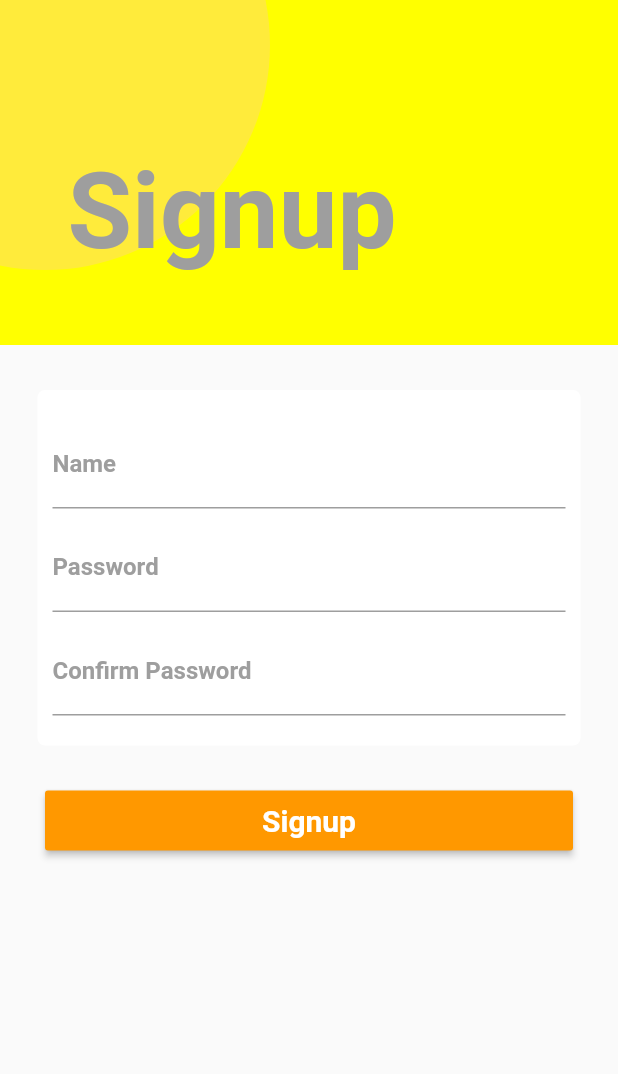
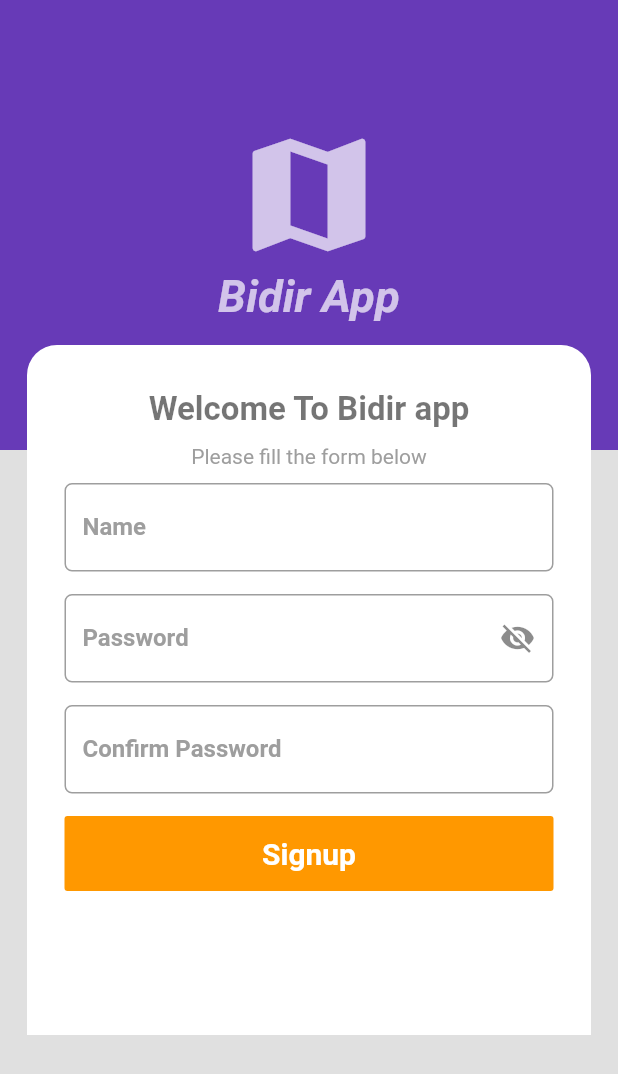
Before and after one commit to wuletawwonte/bidir-debter-app, a Flutter app: the SignupPage screen opened directly, on a phone screen of 412 x 824 dp. Shown: the top 1074 px of the screen. Run offline on Flutter 3.47's test engine with Material 2 defaults, Android fonts, the phone set to English and light mode, and no system bars; our stand-ins replace shared_preferences, simple_animations, sqflite; missing offline and left inert: intro_views_flutter; accounts and stored records are empty.

Commit message:
Sign up page finalized

```diff
--- a/lib/bidir_debter.dart
+++ b/lib/bidir_debter.dart
@@ -12,7 +12,7 @@ class MyApp extends StatelessWidget {
     return MaterialApp(
       title: 'Bidir Debter',
       theme: ThemeData(
-        primarySwatch: Colors.yellow,
+        primarySwatch: Colors.deepPurple,
       ),
       home: MyHomePage(title: 'Flutter Demo Home Page'),
     );
--- a/lib/pages/add_person.dart
+++ b/lib/pages/add_person.dart
@@ -32,10 +32,11 @@ class _AddPersonState extends State<AddPerson> {
           child: Column(
             children: <Widget>[
               TextFormField(
+                textCapitalization: TextCapitalization.words,
                 controller: _firstNameController,
                 // maxLength: 40,
                 enableInteractiveSelection: false,
-                keyboardType: TextInputType.number,
+                keyboardType: TextInputType.text,
                 decoration: InputDecoration(
                   fillColor: Colors.black,
                   border: OutlineInputBorder(
@@ -62,10 +63,10 @@ class _AddPersonState extends State<AddPerson> {
               ),
               SizedBox(height: 20,),
               TextFormField(
+                textCapitalization: TextCapitalization.words,
                 controller: _lastNameController,
-                // maxLength: 40,
                 enableInteractiveSelection: false,
-                keyboardType: TextInputType.number,
+                keyboardType: TextInputType.text,
                 decoration: InputDecoration(
                   fillColor: Colors.black,
                   border: OutlineInputBorder(
--- a/lib/pages/home_page.dart
+++ b/lib/pages/home_page.dart
@@ -50,11 +50,16 @@ class _HomePageState extends State<HomePage> {
       onWillPop: _onWillPop,
       child: Scaffold(
         appBar: AppBar(
+            // elevation: 0.0,
             leading: IconButton(
               icon: Icon(Icons.menu),
               onPressed: () {},
             ),
-            title: Text('Home page')),
+            title: Text('Bidir App'),
+            actions: <Widget>[
+              IconButton(icon: Icon(Icons.more_vert),onPressed: (){},)
+            ],
+          ),
         body: CustomScrollView(
           slivers: <Widget>[
             SliverFillRemaining(
@@ -79,7 +84,7 @@ class _HomePageState extends State<HomePage> {
                                       backgroundColor: Color(
                                           snapshot.data[index].profileColor),
                                       child: Text(
-                                          snapshot.data[index].firstName[0].toUpperCase(), style: TextStyle(fontWeight: FontWeight.bold),)),
+                                          snapshot.data[index].firstName[0].toUpperCase(), style: TextStyle(fontWeight: FontWeight.bold, color: Colors.white),)),
                                   title: Text(snapshot.data[index].firstName),
                                   subtitle: Text(snapshot.data[index].lastName),
                                   trailing: IconButton(
@@ -96,6 +101,7 @@ class _HomePageState extends State<HomePage> {
           ],
         ),
         floatingActionButton: FloatingActionButton(
+          tooltip: 'Add Person',
           child: Icon(Icons.add),
           onPressed: () {
             Navigator.push(
--- a/lib/pages/signup_page.dart
+++ b/lib/pages/signup_page.dart
@@ -16,72 +16,41 @@ class _SignupPageState extends State<SignupPage> {
   final _passwordFieldController = TextEditingController();
   final _usernameFieldController = TextEditingController();
 
+  bool _passwordObscure;
+
   @override
-  Widget build(BuildContext context) {
-    return WillPopScope(
-      onWillPop: () async => false,
-      child: Scaffold(
-        body: SingleChildScrollView(
-          child: Container(
-            color: Colors.grey[80],
-            child: Column(
-              crossAxisAlignment: CrossAxisAlignment.start,
-              children: <Widget>[
-                Stack(children: <Widget>[
-                  Container(
-                    height: 230,
-                    decoration: BoxDecoration(
-                      // borderRadius:
-                      //     BorderRadius.only(bottomLeft: Radius.circular(30), bottomRight: Radius.circular(30)),
-                      color: Colors.yellowAccent,
-                    ),
-                  ),
-                  Align(
-                    alignment: Alignment.bottomRight,
-                    widthFactor: 0.6,
-                    heightFactor: 0.6,
-                    child: Material(
-                      borderRadius: BorderRadius.all(Radius.circular(200)),
-                      color: Colors.yellow[500],
-                      child: Container(
-                        width: 300,
-                        height: 300,
-                      ),
-                    ),
-                  ),
-                  Container(
-                    padding: EdgeInsets.fromLTRB(45, 100, 0, 0),
-                    child: FadeAnimation(
-                        0.3,
-                        Text(
-                          'Signup',
-                          style: TextStyle(
-                              color: Colors.grey,
-                              fontSize: 70,
-                              fontWeight: FontWeight.bold),
-                        )),
-                  ),
-                ]),
-                Container(
-                    padding: EdgeInsets.only(top: 30, left: 25, right: 25),
-                    child: Container(
-                      padding: EdgeInsets.all(10),
+  void initState() {
+    super.initState();
+    _passwordObscure = true;
+  }
+
+  Widget signupForm() {
+    return Container(
+      height: 460,
+      padding: EdgeInsets.only(top: 20, left: 25, right: 25),
       decoration: BoxDecoration(
         color: Colors.white,
-                          borderRadius: BorderRadius.circular(5)),
+        borderRadius: BorderRadius.only(topLeft: Radius.circular(20), topRight: Radius.circular(20))
+      ),
       child: Column(
         children: <Widget>[
           Form(
             key: _formKey,
+            child: Expanded(
               child: Column(
                 children: <Widget>[
-                                SizedBox(
-                                  height: 10,
-                                ),
+                  SizedBox(height: 10,),
+                  FadeAnimation(0.3, Center(child: Text("Welcome To Bidir app", style: TextStyle(color: Colors.black54, fontSize: 22, fontWeight: FontWeight.bold),))),
+                  SizedBox(height: 10,),
+                  FadeAnimation(0.3, Center(child: Text("Please fill the form below", style: TextStyle(color: Colors.grey),)),),
+                  SizedBox(height: 10,),
                   FadeAnimation(
                       0.4,
                       TextFormField(
+                        textCapitalization: TextCapitalization.words,
                         controller: _usernameFieldController,
+                        enableInteractiveSelection: false,
+                        keyboardType: TextInputType.text,
                         validator: (value) {
                           if (value.isEmpty) {
                             return "You cant have empty Name Field";
@@ -89,21 +58,23 @@ class _SignupPageState extends State<SignupPage> {
                           return null;
                         },
                         decoration: InputDecoration(
+                          border: OutlineInputBorder(
+                            borderRadius: BorderRadius.circular(5),
+                          ),
                           labelText: 'Name',
                           labelStyle: TextStyle(
                             fontWeight: FontWeight.bold,
                             color: Colors.grey,
                           ),
-                                            focusedBorder: UnderlineInputBorder(
-                                                borderSide: BorderSide(
-                                                    color: Colors.yellow))))),
+                        ),
+                      )),
                   SizedBox(
-                                  height: 10,
+                    height: 15,
                   ),
                   FadeAnimation(
                       0.5,
                       TextFormField(
-                                        obscureText: true,
+                        obscureText: _passwordObscure,
                         controller: _passwordFieldController,
                         validator: (value) {
                           if (value.isEmpty) {
@@ -113,23 +84,33 @@ class _SignupPageState extends State<SignupPage> {
                         },
                         decoration: InputDecoration(
                             labelText: 'Password',
+                            border: OutlineInputBorder(
+                              borderRadius: BorderRadius.circular(5),
+                            ),
                             labelStyle: TextStyle(
                               fontWeight: FontWeight.bold,
                               color: Colors.grey,
                             ),
-                                            focusedBorder: UnderlineInputBorder(
-                                                borderSide: BorderSide(
-                                                    color: Colors.yellow))))),
+                            suffixIcon: IconButton(
+                              icon: Icon(_passwordObscure
+                                  ? Icons.visibility_off
+                                  : Icons.visibility),
+                              onPressed: () {
+                                setState(() {
+                                  _passwordObscure = !_passwordObscure;
+                                });
+                              },
+                            )),
+                      )),
                   SizedBox(
-                                  height: 10,
+                    height: 15,
                   ),
                   FadeAnimation(
                       0.5,
                       TextFormField(
-                                        obscureText: true,
+                          obscureText: _passwordObscure,
                           validator: (value) {
-                                          if (value !=
-                                              _passwordFieldController.text) {
+                            if (value != _passwordFieldController.text) {
                               return 'Retype Password';
                             }
                             if (value.isEmpty) {
@@ -143,26 +124,23 @@ class _SignupPageState extends State<SignupPage> {
                                 fontWeight: FontWeight.bold,
                                 color: Colors.grey,
                               ),
-                                            focusedBorder: UnderlineInputBorder(
-                                                borderSide: BorderSide(
-                                                    color: Colors.yellow))))),
+                              border: OutlineInputBorder(
+                                  borderRadius: BorderRadius.circular(5.0)),
+                              ))),
                   SizedBox(
-                                  height: 10,
+                    height: 15,
                   ),
-                              ],
-                            ),
-                          )
-                        ],
-                      ),
-                    )),
                   Container(
-                  height: 100,
+                    height: 50,
                     width: MediaQuery.of(context).size.width,
-                  padding: EdgeInsets.all(30),
                     child: FadeAnimation(
                         0.6,
-                      RaisedButton(
-                        child: Text('Signup', style: TextStyle(fontWeight: FontWeight.bold, fontSize: 20),),
+                        FlatButton(
+                          child: Text(
+                            'Signup',
+                            style: TextStyle(
+                                fontWeight: FontWeight.bold, fontSize: 20),
+                          ),
                           color: Colors.orange,
                           textColor: Colors.white,
                           onPressed: () async {
@@ -176,12 +154,57 @@ class _SignupPageState extends State<SignupPage> {
                               await prefs.setInt('seen', 2);
                               Navigator.of(context).pushReplacement(
                                   new MaterialPageRoute(
-                                            builder: (context) =>
-                                                new HomePage()));
+                                      builder: (context) => new HomePage()));
                             }
                           },
                         )),
                   )
+                ],
+              ),
+            ),
+          )
+        ],
+      ),
+    );
+  }
+
+  @override
+  Widget build(BuildContext context) {
+    return WillPopScope(
+      onWillPop: () async => false,
+      child: Scaffold(
+        backgroundColor: Colors.grey[300],
+        body: SingleChildScrollView(
+          child: Container(
+            child: Column(
+              crossAxisAlignment: CrossAxisAlignment.start,
+              children: <Widget>[
+                Stack(children: <Widget>[
+                  Container(
+                    height: 300,
+                    decoration: BoxDecoration(
+                      color: Colors.deepPurple,
+                    ),
+                  ),
+                  Container(
+                    padding: EdgeInsets.fromLTRB(0, 80, 0, 0),
+                    child: FadeAnimation(
+                        0.3,
+                        Column(
+                          children: <Widget>[
+                            Center(child: Icon(Icons.map, size: 100,color: Colors.white70,)),
+                            Center(child: Text("Bidir App", style: TextStyle(color: Colors.white70, fontSize: 30,fontStyle: FontStyle.italic, fontWeight: FontWeight.bold))),
+                          ],
+                        )
+                        ),
+                  ),
+                  Container(
+                      decoration: BoxDecoration(
+                        borderRadius: BorderRadius.circular(50),
+                      ),
+                      padding: EdgeInsets.fromLTRB(18, 230, 18, 0),
+                      child: signupForm()),
+                ]),
               ],
             ),
           ),
```
Lines whose indentation alone changed are shown as unchanged.
